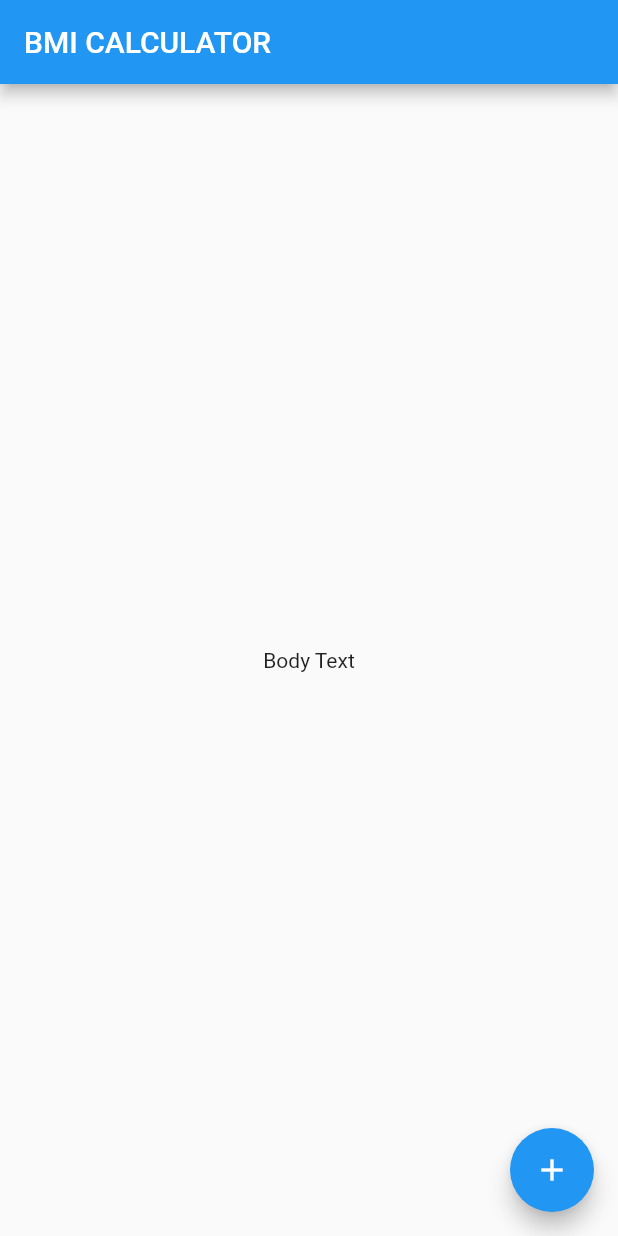
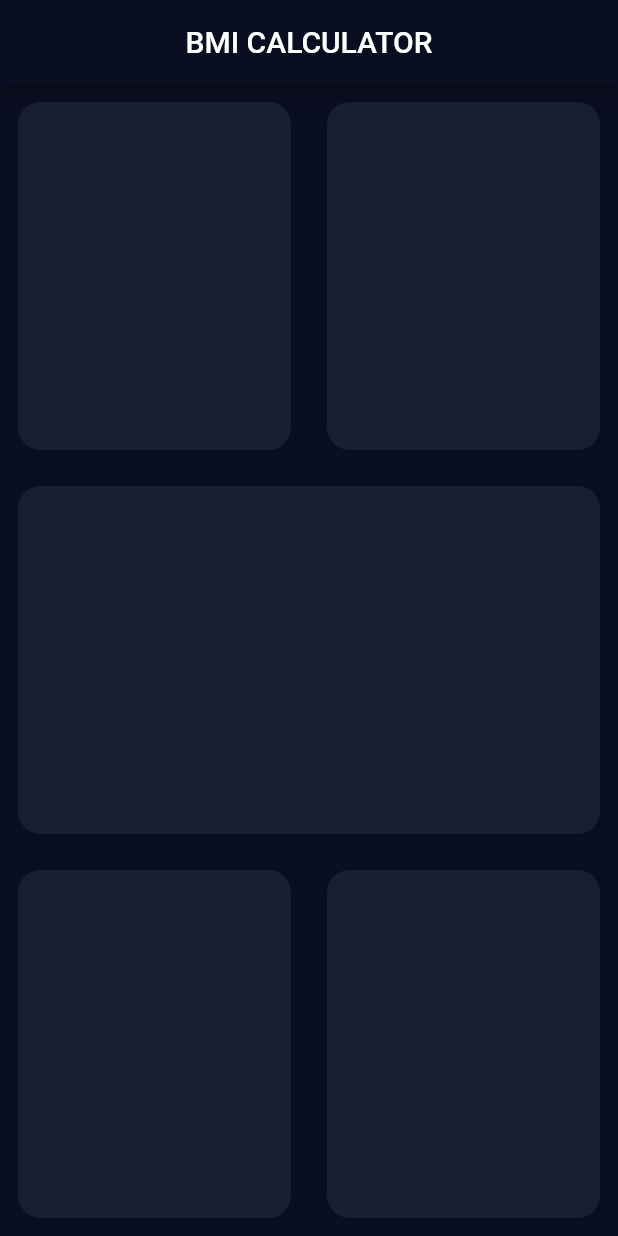
Before and after one commit to suesalito/BmiCalculator, a Flutter app: the screen it shows after launch, on a phone screen of 412 x 824 dp. Run offline on Flutter 3.47's test engine with Material 2 defaults, Android fonts, the phone set to English and light mode, and no system bars.

Commit message:
commit to craete main container class

```diff
--- /dev/null
+++ b/lib/input_page.dart
@@ -0,0 +1,79 @@
+import 'package:flutter/material.dart';
+
+class InputPage extends StatefulWidget {
+  @override
+  _InputPageState createState() => _InputPageState();
+}
+
+// comment because using extract feature of Dart instead.!!
+// Container mainContainer() {
+//   return Container(
+//     margin: EdgeInsets.all(12),
+//     decoration: BoxDecoration(color: Color(0xFF1A1E33), borderRadius: BorderRadius.circular(15)),
+//   );
+// }
+
+class _InputPageState extends State<InputPage> {
+  @override
+  Widget build(BuildContext context) {
+    return Scaffold(
+      appBar: AppBar(
+        title: Center(
+          child: Text(
+            'BMI CALCULATOR',
+          ),
+        ),
+      ),
+      body: Column(
+        children: <Widget>[
+          Expanded(
+            child: Row(
+              // top row
+              children: <Widget>[
+                Expanded(
+                  child: ReusableCard(),
+                ),
+                Expanded(
+                  child: ReusableCard(),
+                )
+              ],
+            ),
+          ),
+          Expanded(
+            child: ReusableCard(),
+          ), // middle box
+          Expanded(
+            child: Row(
+              // lower row
+              children: <Widget>[
+                Expanded(
+                  child: ReusableCard(),
+                ),
+                Expanded(
+                  child: ReusableCard(),
+                )
+              ],
+            ),
+          ),
+        ],
+      ),
+      // floatingActionButton: FloatingActionButton(
+      //   child: Icon(Icons.add),
+      // ),
+    );
+  }
+}
+
+class ReusableCard extends StatelessWidget {
+  const ReusableCard({
+    Key key,
+  }) : super(key: key);
+
+  @override
+  Widget build(BuildContext context) {
+    return Container(
+      margin: EdgeInsets.all(12),
+      decoration: BoxDecoration(color: Color(0xFF1A1E33), borderRadius: BorderRadius.circular(15)),
+    );
+  }
+}
--- a/lib/main.dart
+++ b/lib/main.dart
@@ -1,4 +1,5 @@
 import 'package:flutter/material.dart';
+import 'input_page.dart';
 
 void main() => runApp(BMICalculator());
 
@@ -6,29 +7,12 @@ class BMICalculator extends StatelessWidget {
   @override
   Widget build(BuildContext context) {
     return MaterialApp(
+      theme: ThemeData(
+          primaryColor: Color((0xFF0A0E21)),
+          accentColor: Color(0xFFFA9191),
+          scaffoldBackgroundColor: Color(0xFF0A0E21),
+          textTheme: TextTheme(bodyText2: TextStyle(color: Colors.white))),
       home: InputPage(),
     );
   }
 }
-
-class InputPage extends StatefulWidget {
-  @override
-  _InputPageState createState() => _InputPageState();
-}
-
-class _InputPageState extends State<InputPage> {
-  @override
-  Widget build(BuildContext context) {
-    return Scaffold(
-      appBar: AppBar(
-        title: Text('BMI CALCULATOR'),
-      ),
-      body: Center(
-        child: Text('Body Text'),
-      ),
-      floatingActionButton: FloatingActionButton(
-        child: Icon(Icons.add),
-      ),
-    );
-  }
-}
```
